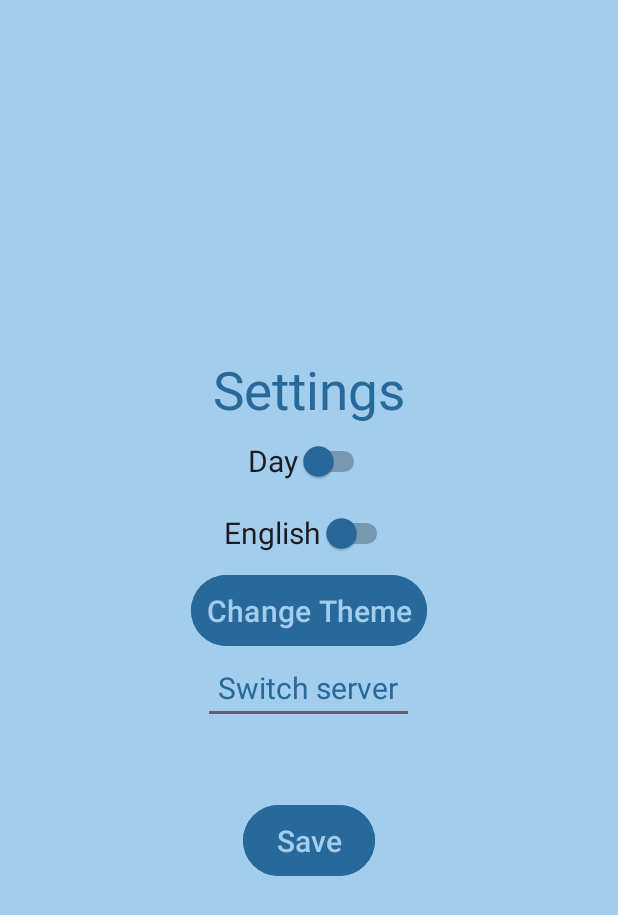
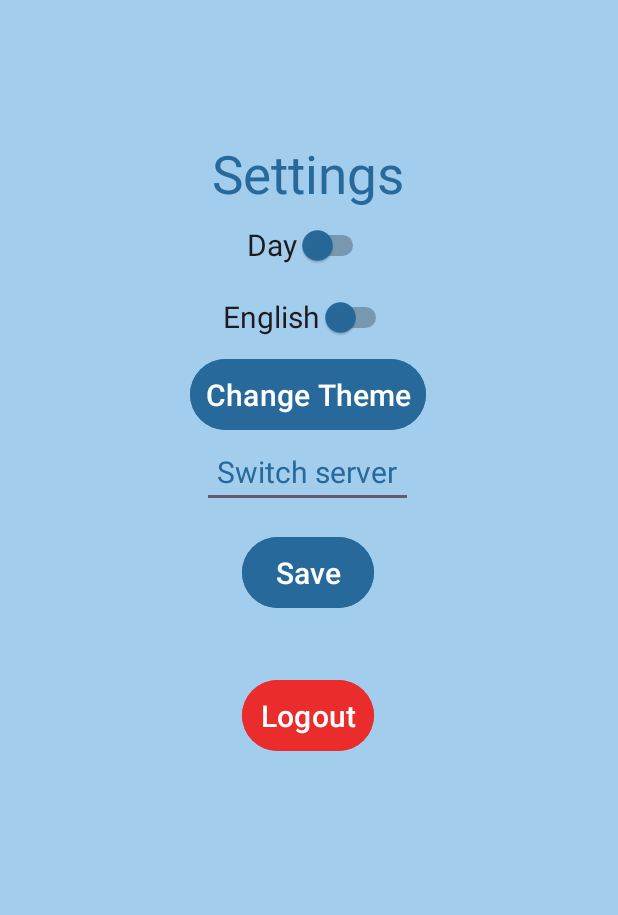
Before and after one commit to yagel2/AP2_Ex4, an Android app: the Settings screen opened directly, with no data from a screen before it, on a phone screen of 412 x 824 dp. Shown: the top 915 px of the screen. Run offline under Robolectric (Android 15) with nearby library versions, the phone set to English and light mode, and no system bars.

Commit message:
settings logout button

```diff
--- a/app/src/main/java/com/example/ap2_ex4/Connection.java
+++ b/app/src/main/java/com/example/ap2_ex4/Connection.java
@@ -39,6 +39,8 @@ public class Connection extends AppCompatActivity {
     private void initFields() {
         usernameInput = findViewById(R.id.editTextTextUsername);
         passwordInput = findViewById(R.id.editTextTextPassword);
+//        deleteDatabase("contactsDB");
+//        deleteDatabase("messagesDB");
     }
 
     private void handleConnection() {
--- a/app/src/main/java/com/example/ap2_ex4/Settings.java
+++ b/app/src/main/java/com/example/ap2_ex4/Settings.java
@@ -1,9 +1,13 @@
 package com.example.ap2_ex4;
 
+import android.content.Intent;
 import android.os.Bundle;
+import android.widget.Button;
 import android.widget.Switch;
 import android.annotation.SuppressLint;
 import androidx.appcompat.app.AppCompatActivity;
+
+import com.example.ap2_ex4.api.UserAPI;
 
 public class Settings extends AppCompatActivity {
     @Override
@@ -36,6 +40,13 @@ public class Settings extends AppCompatActivity {
                 switchDayNightMode.setText(R.string.dayMode);
             }
         });
+
+        Button buttonLogout = findViewById(R.id.buttonLogout);
+        buttonLogout.setOnClickListener(v -> {
+            UserAPI.getInstance().setToken(null);
+            Intent intent = new Intent(Settings.this, Connection.class);
+            startActivity(intent);
+        });
     }
 
     private void updateLanguage() {
--- a/app/src/main/res/layout/settings.xml
+++ b/app/src/main/res/layout/settings.xml
@@ -15,8 +15,10 @@
         android:orientation="vertical"
         app:layout_constraintBottom_toBottomOf="parent"
         app:layout_constraintEnd_toEndOf="parent"
+        app:layout_constraintHorizontal_bias="0.498"
         app:layout_constraintStart_toStartOf="parent"
-        app:layout_constraintTop_toTopOf="parent">
+        app:layout_constraintTop_toTopOf="parent"
+        app:layout_constraintVertical_bias="0.223">
 
         <!-- Settings -->
         <TextView
@@ -61,7 +63,7 @@
             android:backgroundTint="@color/buttonToNextPage"
             android:padding="10dp"
             android:text="@string/Theme"
-            android:textColor="@color/blueInput"
+            android:textColor="@color/white"
             android:textSize="20sp" />
 
         <!-- Display name -->
@@ -69,7 +71,7 @@
             android:id="@+id/editServer"
             android:layout_width="wrap_content"
             android:layout_height="wrap_content"
-            android:layout_marginBottom="50dp"
+            android:layout_marginBottom="15dp"
             android:autofillHints="display name"
             android:hint="@string/switchServer"
             android:inputType="text"
@@ -83,11 +85,24 @@
             android:id="@+id/buttonSave"
             android:layout_width="wrap_content"
             android:layout_height="wrap_content"
+            android:layout_marginBottom="40dp"
             android:backgroundTint="@color/buttonToNextPage"
             android:padding="10dp"
             android:text="@string/Save"
-            android:textColor="@color/blueInput"
+            android:textColor="@color/white"
             android:textSize="20sp" />
+
+        <!-- Logout button -->
+        <Button
+            android:id="@+id/buttonLogout"
+            android:layout_width="wrap_content"
+            android:layout_height="wrap_content"
+            android:backgroundTint="#EA2C2C"
+            android:padding="10dp"
+            android:text="@string/Logout"
+            android:textColor="@color/white"
+            android:textSize="20sp" />
+
 
     </LinearLayout>
 
--- a/app/src/main/res/values/colors.xml
+++ b/app/src/main/res/values/colors.xml
@@ -6,4 +6,5 @@
     <color name="blueInput">#A2CDED</color>
     <color name="buttonToNextPage">#27699A</color>
     <color name="contact">#0E568C</color>
+    <color name="buttonLogout">#FF0000</color> <!-- This is red color -->
 </resources>
--- a/app/src/main/res/values/strings.xml
+++ b/app/src/main/res/values/strings.xml
@@ -36,5 +36,6 @@
     <string name="hour" translatable="false">00:00</string>
     <string name="BaseUrl" translatable="false">http://10.0.2.2:12345/api/</string>
     <string name="phoneUrl" translatable="false">http://172.25.80.1:12345/api/</string>
+    <string name="Logout">Logout</string>
 
 </resources>
```
